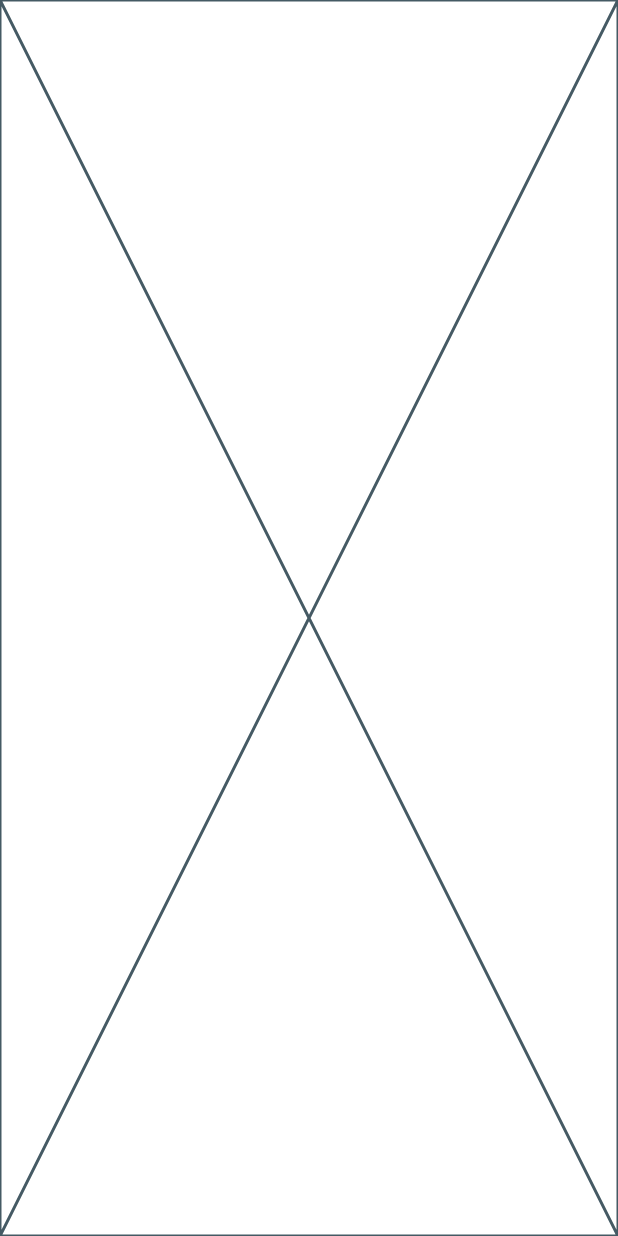
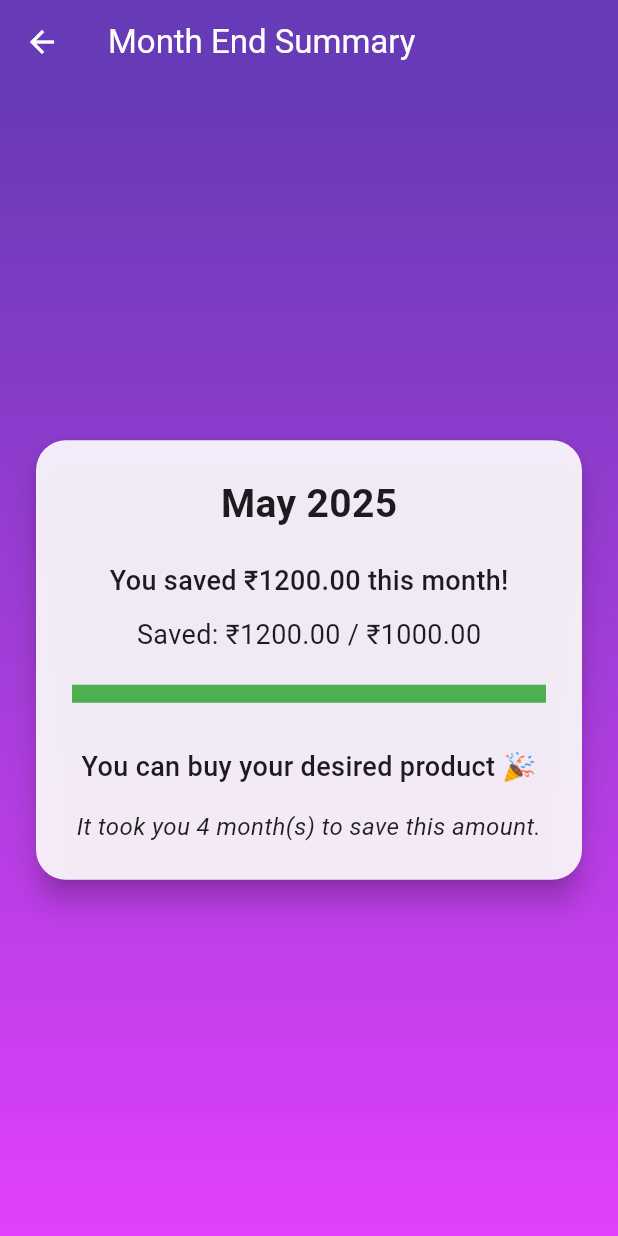
Before and after one commit to amrutha-ponduri/csp_project, a Flutter app: the screen it shows after launch, after a tap on "View Month-End Summary", on a phone screen of 412 x 824 dp. Run offline on Flutter 3.47's test engine with Material 3 defaults, Android fonts, the phone set to English and light mode, and no system bars.

Commit message:
monthendpage completed

```diff
--- a/lib/pages/monthendpage.dart
+++ b/lib/pages/monthendpage.dart
@@ -1,11 +1,155 @@
-import 'package:flutter/foundation.dart';
 import 'package:flutter/material.dart';
 
-class MonthEndPage extends StatelessWidget {
-  const MonthEndPage({super.key});
+class MonthEndPage extends StatefulWidget {
+  final double savedAmount;
+  final double goalAmount;
+  final double monthlySavedAmount; // 👈 New field added
+
+  const MonthEndPage({
+    super.key,
+    required this.savedAmount,
+    required this.goalAmount,
+    required this.monthlySavedAmount,
+  });
+
+  @override
+  State<MonthEndPage> createState() => _MonthEndPageState();
+}
+
+class _MonthEndPageState extends State<MonthEndPage>
+    with SingleTickerProviderStateMixin {
+  late AnimationController _controller;
+  late Animation<double> _fadeIn;
+
+  @override
+  void initState() {
+    super.initState();
+    _controller = AnimationController(
+      vsync: this,
+      duration: const Duration(seconds: 1),
+    );
+    _fadeIn = CurvedAnimation(parent: _controller, curve: Curves.easeIn);
+    _controller.forward();
+  }
+
+  @override
+  void dispose() {
+    _controller.dispose();
+    super.dispose();
+  }
 
   @override
   Widget build(BuildContext context) {
-    return const Placeholder();
+    final double progress = widget.savedAmount / widget.goalAmount;
+    final int monthsTaken =
+        (widget.savedAmount / widget.monthlySavedAmount).ceil();
+
+    final String resultMessage = widget.savedAmount >= widget.goalAmount
+        ? "You can buy your desired product 🎉"
+        : "You need more money to buy your desired product 💰";
+
+    final DateTime now = DateTime.now();
+    final String monthName = _getMonthName(now.month);
+
+    return Scaffold(
+      appBar: AppBar(
+        title: const Text('Month End Summary'),
+        leading: IconButton(
+          icon: const Icon(Icons.arrow_back),
+          onPressed: () => Navigator.pop(context),
+        ),
+        backgroundColor: Colors.deepPurple,
+        foregroundColor: Colors.white,
+      ),
+      body: Container(
+        decoration: const BoxDecoration(
+          gradient: LinearGradient(
+            colors: [Colors.deepPurple, Colors.purpleAccent],
+            begin: Alignment.topCenter,
+            end: Alignment.bottomCenter,
+          ),
+        ),
+        child: Center(
+          child: FadeTransition(
+            opacity: _fadeIn,
+            child: Padding(
+              padding: const EdgeInsets.all(20.0),
+              child: Card(
+                color: Colors.white.withOpacity(0.9),
+                elevation: 8,
+                shape: RoundedRectangleBorder(
+                    borderRadius: BorderRadius.circular(20)),
+                child: Padding(
+                  padding: const EdgeInsets.all(24.0),
+                  child: Column(
+                    mainAxisSize: MainAxisSize.min,
+                    children: [
+                      Text(
+                        "$monthName ${now.year}",
+                        style: const TextStyle(
+                            fontSize: 26, fontWeight: FontWeight.bold),
+                      ),
+                      const SizedBox(height: 20),
+                      Text(
+                        "You saved ₹${widget.savedAmount.toStringAsFixed(2)} this month!",
+                        style: const TextStyle(
+                            fontSize: 18, fontWeight: FontWeight.w500),
+                      ),
+                      const SizedBox(height: 10),
+                      Text(
+                        "Saved: ₹${widget.savedAmount.toStringAsFixed(2)} / ₹${widget.goalAmount.toStringAsFixed(2)}",
+                        style: const TextStyle(fontSize: 18),
+                      ),
+                      const SizedBox(height: 20),
+                      LinearProgressIndicator(
+                        value: progress > 1 ? 1.0 : progress,
+                        backgroundColor: Colors.grey.shade300,
+                        color: progress >= 1 ? Colors.green : Colors.blue,
+                        minHeight: 12,
+                      ),
+                      const SizedBox(height: 30),
+                      Text(
+                        resultMessage,
+                        textAlign: TextAlign.center,
+                        style: const TextStyle(
+                            fontSize: 18, fontWeight: FontWeight.w500),
+                      ),
+                      const SizedBox(height: 15),
+                      Text(
+                        "It took you $monthsTaken month(s) to save this amount.",
+                        textAlign: TextAlign.center,
+                        style: const TextStyle(
+                          fontSize: 16,
+                          fontStyle: FontStyle.italic,
+                          color: Colors.black87,
+                        ),
+                      ),
+                    ],
+                  ),
+                ),
+              ),
+            ),
+          ),
+        ),
+      ),
+    );
+  }
+
+  String _getMonthName(int month) {
+    const months = [
+      "January",
+      "February",
+      "March",
+      "April",
+      "May",
+      "June",
+      "July",
+      "August",
+      "September",
+      "October",
+      "November",
+      "December"
+    ];
+    return months[month - 1];
   }
 }
```
